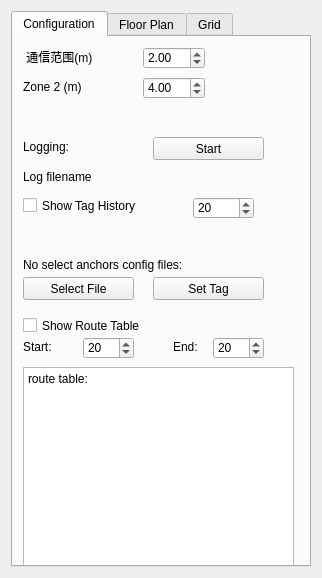
Old version of the form autoNetSimulator/views/ViewSettingsWidget.ui in the repository ZeroSean/NetSimulator.
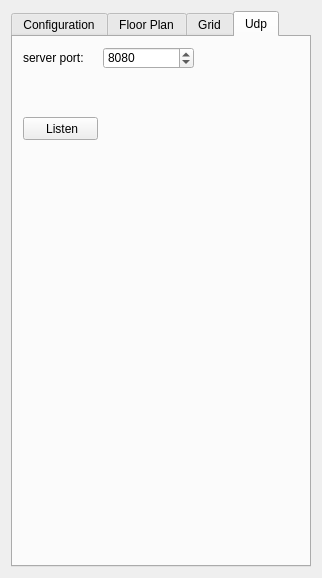
New version of the form.

Commit message: 添加UDP服务端以及通信协议

```diff
--- a/autoNetSimulator/views/ViewSettingsWidget.ui
+++ b/autoNetSimulator/views/ViewSettingsWidget.ui
@@ -23,7 +23,7 @@
       </size>
      </property>
      <property name="currentIndex">
-      <number>0</number>
+      <number>3</number>
      </property>
      <widget class="QWidget" name="config_tab">
       <attribute name="title">
@@ -84,7 +84,7 @@
         </rect>
        </property>
        <property name="text">
-        <string> 通信范围(m)</string>
+        <string>limit range(m)</string>
        </property>
       </widget>
       <widget class="QLabel" name="label_z2">
@@ -124,12 +124,12 @@
         <rect>
          <x>10</x>
          <y>100</y>
-         <width>91</width>
+         <width>111</width>
          <height>20</height>
         </rect>
        </property>
        <property name="text">
-        <string>Logging:</string>
+        <string>network simulate:</string>
        </property>
       </widget>
       <widget class="QPushButton" name="logging_pb">
@@ -633,6 +633,69 @@
        </layout>
       </widget>
      </widget>
+     <widget class="QWidget" name="udp_tab">
+      <attribute name="title">
+       <string>Udp</string>
+      </attribute>
+      <widget class="QLabel" name="port_lable">
+       <property name="geometry">
+        <rect>
+         <x>10</x>
+         <y>10</y>
+         <width>81</width>
+         <height>21</height>
+        </rect>
+       </property>
+       <property name="text">
+        <string>server port:</string>
+       </property>
+      </widget>
+      <widget class="QSpinBox" name="port_sb">
+       <property name="geometry">
+        <rect>
+         <x>90</x>
+         <y>10</y>
+         <width>91</width>
+         <height>22</height>
+        </rect>
+       </property>
+       <property name="minimum">
+        <number>1024</number>
+       </property>
+       <property name="maximum">
+        <number>65535</number>
+       </property>
+       <property name="value">
+        <number>8080</number>
+       </property>
+      </widget>
+      <widget class="QPushButton" name="udp_pb">
+       <property name="geometry">
+        <rect>
+         <x>10</x>
+         <y>80</y>
+         <width>75</width>
+         <height>23</height>
+        </rect>
+       </property>
+       <property name="text">
+        <string> Listen</string>
+       </property>
+      </widget>
+      <widget class="QLabel" name="srcIP_lable">
+       <property name="geometry">
+        <rect>
+         <x>10</x>
+         <y>40</y>
+         <width>171</width>
+         <height>31</height>
+        </rect>
+       </property>
+       <property name="text">
+        <string/>
+       </property>
+      </widget>
+     </widget>
     </widget>
    </item>
   </layout>
```
Left out of the diff: 6 changed lines with no effect on the pictures. The commit also changes 7 other files.
